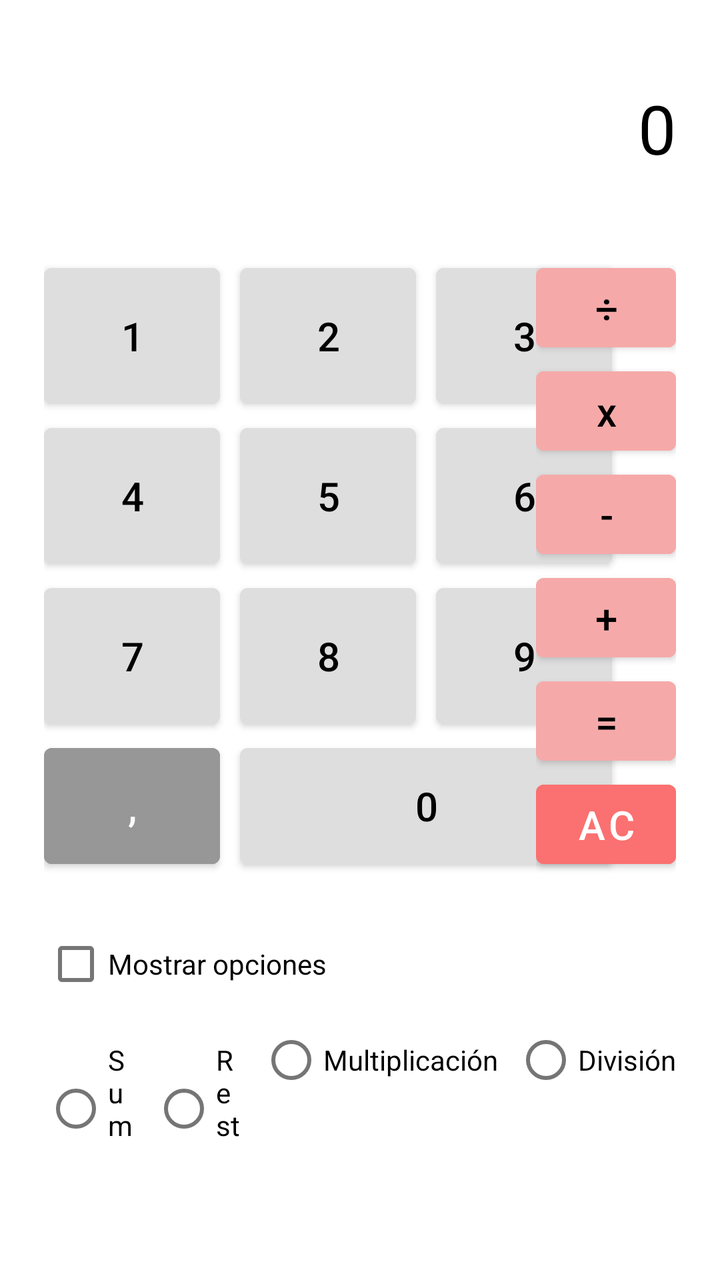
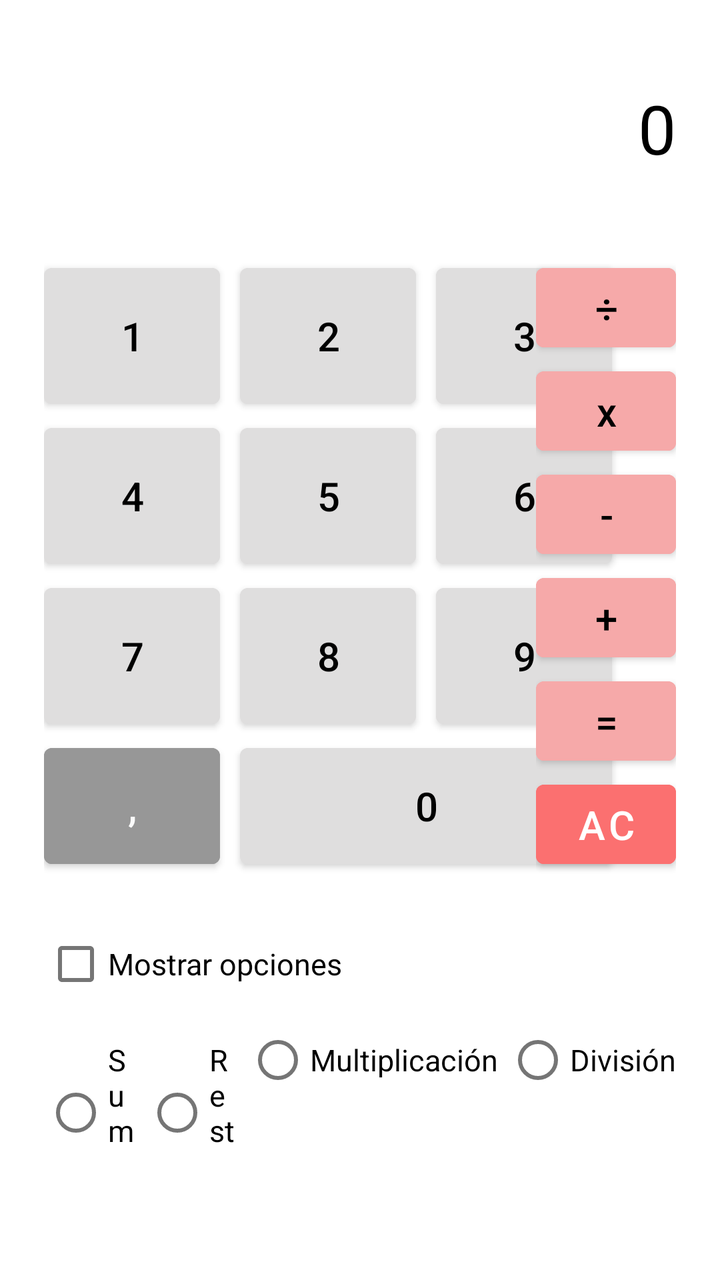

Before-and-after screenshots of an Android layout around one commit, followed by the original layout XML and the change that was made.
<!-- AndroidManifest.xml: application theme Theme.Calculator -->
<!-- res/layout/activity_main.xml -->
<?xml version="1.0" encoding="utf-8"?>
<androidx.constraintlayout.widget.ConstraintLayout xmlns:android="http://schemas.android.com/apk/res/android"
    xmlns:app="http://schemas.android.com/apk/res-auto"
    xmlns:tools="http://schemas.android.com/tools"
    android:layout_width="match_parent"
    android:layout_height="match_parent"
    tools:context=".MainActivity">

    <TextView
        android:id="@+id/textView"
        android:layout_width="wrap_content"
        android:layout_height="wrap_content"
        android:text="0"
        android:textColor="#000000"
        android:textSize="34sp"
        app:layout_constraintBottom_toTopOf="@+id/guideline"
        app:layout_constraintEnd_toEndOf="@+id/linearLayout2"
        app:layout_constraintTop_toTopOf="parent" />

    <androidx.constraintlayout.widget.Guideline
        android:id="@+id/guideline"
        android:layout_width="wrap_content"
        android:layout_height="wrap_content"
        android:orientation="horizontal"
        app:layout_constraintGuide_percent="0.2" />

    <TableLayout
        android:id="@+id/tableLayout"
        android:layout_width="wrap_content"
        android:layout_height="wrap_content"
        android:layout_marginStart="22dp"
        app:layout_constraintStart_toStartOf="parent"
        app:layout_constraintTop_toTopOf="@+id/guideline">

        <TableRow
            android:layout_width="match_parent"
            android:layout_height="match_parent">

            <Button
                android:id="@+id/button1"
                android:layout_width="wrap_content"
                android:layout_height="80dp"
                android:layout_marginRight="10dp"
                android:backgroundTint="#DFDEDE"
                android:text="1"
                android:textColor="#000000"
                android:textSize="20sp"
                android:textStyle="normal" />

            <Button
                android:id="@+id/button2"
                android:layout_width="wrap_content"
                android:layout_height="80dp"
                android:layout_marginRight="10dp"
                android:backgroundTint="#DFDEDE"
                android:text="2"
                android:textColor="#000000"
                android:textSize="20sp" />

            <Button
                android:id="@+id/button3"
                android:layout_width="wrap_content"
                android:layout_height="80dp"
                android:layout_marginRight="10dp"
                android:backgroundTint="#DFDEDE"
                android:text="3"
                android:textColor="#000000"
                android:textSize="20sp" />
        </TableRow>

        <TableRow
            android:layout_width="match_parent"
            android:layout_height="match_parent">

            <Button
                android:id="@+id/button4"
                android:layout_width="wrap_content"
                android:layout_height="80dp"
                android:layout_marginRight="10dp"
                android:backgroundTint="#DFDEDE"
                android:text="4"
                android:textColor="#000000"
                android:textSize="20sp" />

            <Button
                android:id="@+id/button5"
                android:layout_width="wrap_content"
                android:layout_height="80dp"
                android:layout_marginRight="10dp"
                android:backgroundTint="#DFDEDE"
                android:text="5"
                android:textColor="#000000"
                android:textSize="20sp" />

            <Button
                android:id="@+id/button6"
                android:layout_width="wrap_content"
                android:layout_height="80dp"
                android:layout_marginRight="10dp"
                android:backgroundTint="#DFDEDE"
                android:text="6"
                android:textColor="#000000"
                android:textSize="20sp" />
        </TableRow>

        <TableRow
            android:layout_width="match_parent"
            android:layout_height="match_parent">

            <Button
                android:id="@+id/button7"
                android:layout_width="wrap_content"
                android:layout_height="80dp"
                android:layout_marginRight="10dp"
                android:backgroundTint="#DFDEDE"
                android:text="7"
                android:textColor="#000000"
                android:textSize="20sp" />

            <Button
                android:id="@+id/button8"
                android:layout_width="wrap_content"
                android:layout_height="80dp"
                android:layout_marginRight="10dp"
                android:backgroundTint="#DFDEDE"
                android:text="8"
                android:textColor="#000000"
                android:textSize="20sp" />

            <Button
                android:id="@+id/button9"
                android:layout_width="wrap_content"
                android:layout_height="80dp"
                android:layout_marginRight="10dp"
                android:backgroundTint="#DFDEDE"
                android:text="9"
                android:textColor="#000000"
                android:textSize="20sp" />

        </TableRow>

    </TableLayout>

    <LinearLayout
        android:id="@+id/linearLayout"
        android:layout_width="0dp"
        android:layout_height="wrap_content"
        android:orientation="horizontal"
        app:layout_constraintEnd_toEndOf="@+id/tableLayout"
        app:layout_constraintStart_toStartOf="@+id/tableLayout"
        app:layout_constraintTop_toBottomOf="@+id/tableLayout">

        <Button
            android:id="@+id/buttonPoint"
            android:layout_width="wrap_content"
            android:layout_height="match_parent"
            android:layout_marginRight="10dp"
            android:backgroundTint="#979797"
            android:text=","
            android:textColor="#FBFBFB"
            android:textSize="20sp" />

        <Button
            android:id="@+id/button0"
            android:layout_width="match_parent"
            android:layout_height="70dp"
            android:layout_marginRight="10dp"
            android:backgroundTint="#DFDEDE"
            android:text="0"
            android:textColor="#000000"
            android:textSize="20sp" />
    </LinearLayout>

    <LinearLayout
        android:id="@+id/linearLayout2"
        android:layout_width="wrap_content"
        android:layout_height="0dp"
        android:layout_marginEnd="22dp"
        android:orientation="vertical"
        app:layout_constraintBottom_toBottomOf="@+id/linearLayout"
        app:layout_constraintEnd_toEndOf="parent"
        app:layout_constraintTop_toTopOf="@+id/tableLayout">

        <Button
            android:id="@+id/buttonSplit"
            android:layout_width="70dp"
            android:layout_height="wrap_content"
            android:layout_weight="1"
            android:backgroundTint="#F6A9A9"
            android:text="÷"
            android:textColor="#000000"
            android:textSize="20sp" />

        <Button
            android:id="@+id/buttonMultiply"
            android:layout_width="70dp"
            android:layout_height="wrap_content"
            android:layout_weight="1"
            android:backgroundTint="#F6A9A9"
            android:text="x"
            android:textAllCaps="false"
            android:textColor="#000000"
            android:textSize="20sp" />

        <Button
            android:id="@+id/buttonLess"
            android:layout_width="70dp"
            android:layout_height="wrap_content"
            android:layout_weight="1"
            android:backgroundTint="#F6A9A9"
            android:text="-"
            android:textColor="#000000"
            android:textSize="20sp" />

        <Button
            android:id="@+id/buttonSum"
            android:layout_width="70dp"
            android:layout_height="wrap_content"
            android:layout_weight="1"
            android:backgroundTint="#F6A9A9"
            android:text="+"
            android:textColor="#000000"
            android:textSize="20sp" />

        <Button
            android:id="@+id/buttonEqual"
            android:layout_width="70dp"
            android:layout_height="wrap_content"
            android:layout_weight="1"
            android:backgroundTint="#F6A9A9"
            android:text="="
            android:textColor="#000000"
            android:textSize="20sp" />

        <Button
            android:id="@+id/buttonReset"
            android:layout_width="70dp"
            android:layout_height="wrap_content"
            android:layout_weight="1"
            android:backgroundTint="#FB7070"
            android:text="AC"
            android:textColor="#FFFFFF"
            android:textSize="20sp" />
    </LinearLayout>

    <CheckBox
        android:id="@+id/checkBox"
        android:layout_width="wrap_content"
        android:layout_height="wrap_content"
        android:layout_marginTop="20dp"
        android:text="Mostrar opciones"
        android:textColor="#000000"
        android:textSize="14sp"
        app:layout_constraintStart_toStartOf="@+id/tableLayout"
        app:layout_constraintTop_toBottomOf="@+id/linearLayout" />

    <LinearLayout
        android:layout_width="0dp"
        android:layout_height="wrap_content"
        app:layout_constraintEnd_toEndOf="@+id/linearLayout2"
        app:layout_constraintStart_toStartOf="@+id/checkBox"
        app:layout_constraintTop_toBottomOf="@+id/checkBox">

        <RadioGroup
            android:layout_width="wrap_content"
            android:layout_height="wrap_content"
            android:orientation="horizontal">

            <RadioButton
                android:id="@+id/radioButton6"
                android:layout_width="wrap_content"
                android:layout_height="wrap_content"
                android:layout_marginRight="8dp"
                android:layout_weight="1"
                android:text="Suma" />

            <RadioButton
                android:id="@+id/radioButton5"
                android:layout_width="wrap_content"
                android:layout_height="wrap_content"
                android:layout_marginRight="8dp"
                android:layout_weight="1"
                android:text="Resta" />

            <RadioButton
                android:id="@+id/radioButton3"
                android:layout_width="match_parent"
                android:layout_height="wrap_content"
                android:layout_marginRight="8dp"
                android:text="Multiplicación" />

            <RadioButton
                android:id="@+id/radioButton4"
                android:layout_width="match_parent"
                android:layout_height="wrap_content"
                android:text="División" />
        </RadioGroup>
    </LinearLayout>

</androidx.constraintlayout.widget.ConstraintLayout>
<!-- resources referenced by this layout -->
<resources>
  <style name="Theme.Calculator" parent="Theme.MaterialComponents.DayNight.DarkActionBar">
          
          <item name="colorPrimary">@color/purple_500</item>
          <item name="colorPrimaryVariant">@color/purple_700</item>
          <item name="colorOnPrimary">@color/white</item>
          
          <item name="colorSecondary">@color/teal_200</item>
          <item name="colorSecondaryVariant">@color/teal_700</item>
          <item name="colorOnSecondary">@color/black</item>
          
          <item name="android:statusBarColor">?attr/colorPrimaryVariant</item>
          
      </style>
  <color name="purple_500">#FF6200EE</color>
  <color name="purple_700">#FF3700B3</color>
  <color name="white">#FFFFFFFF</color>
  <color name="teal_200">#FF03DAC5</color>
  <color name="teal_700">#FF018786</color>
  <color name="black">#FF000000</color>
</resources>

<!-- the commit's change to res/layout/activity_main.xml (unified diff, before → after) -->
@@ -250,7 +250,7 @@
         android:layout_marginTop="20dp"
         android:text="Mostrar opciones"
         android:textColor="#000000"
-        android:textSize="14sp"
+        android:textSize="15sp"
         app:layout_constraintStart_toStartOf="@+id/tableLayout"
         app:layout_constraintTop_toBottomOf="@+id/linearLayout" />
 
@@ -267,33 +267,37 @@
             android:orientation="horizontal">
 
             <RadioButton
-                android:id="@+id/radioButton6"
+                android:id="@+id/radioButtonSum"
                 android:layout_width="wrap_content"
                 android:layout_height="wrap_content"
-                android:layout_marginRight="8dp"
+                android:layout_marginRight="4dp"
                 android:layout_weight="1"
-                android:text="Suma" />
+                android:text="Suma"
+                android:textSize="15sp" />
 
             <RadioButton
                 android:id="@+id/radioButton5"
                 android:layout_width="wrap_content"
                 android:layout_height="wrap_content"
-                android:layout_marginRight="8dp"
+                android:layout_marginRight="4dp"
                 android:layout_weight="1"
-                android:text="Resta" />
+                android:text="Resta"
+                android:textSize="15sp" />
 
             <RadioButton
                 android:id="@+id/radioButton3"
                 android:layout_width="match_parent"
                 android:layout_height="wrap_content"
-                android:layout_marginRight="8dp"
-                android:text="Multiplicación" />
+                android:layout_marginRight="4dp"
+                android:text="Multiplicación"
+                android:textSize="15sp" />
 
             <RadioButton
                 android:id="@+id/radioButton4"
                 android:layout_width="match_parent"
                 android:layout_height="wrap_content"
-                android:text="División" />
+                android:text="División"
+                android:textSize="15sp" />
         </RadioGroup>
     </LinearLayout>
 
